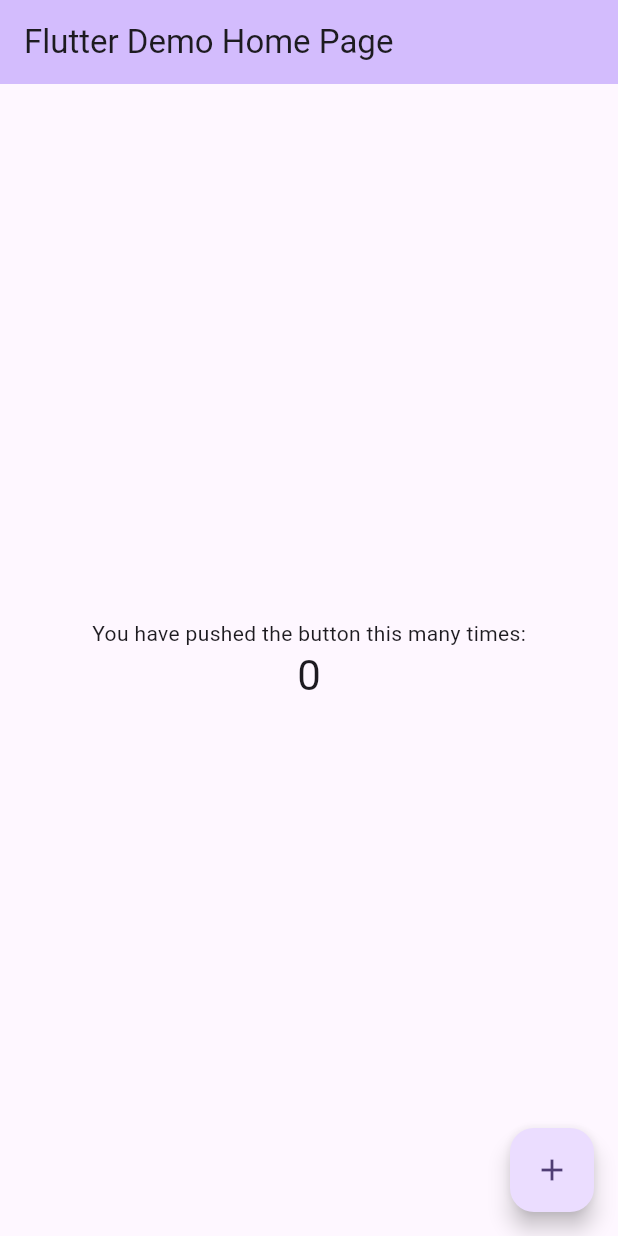
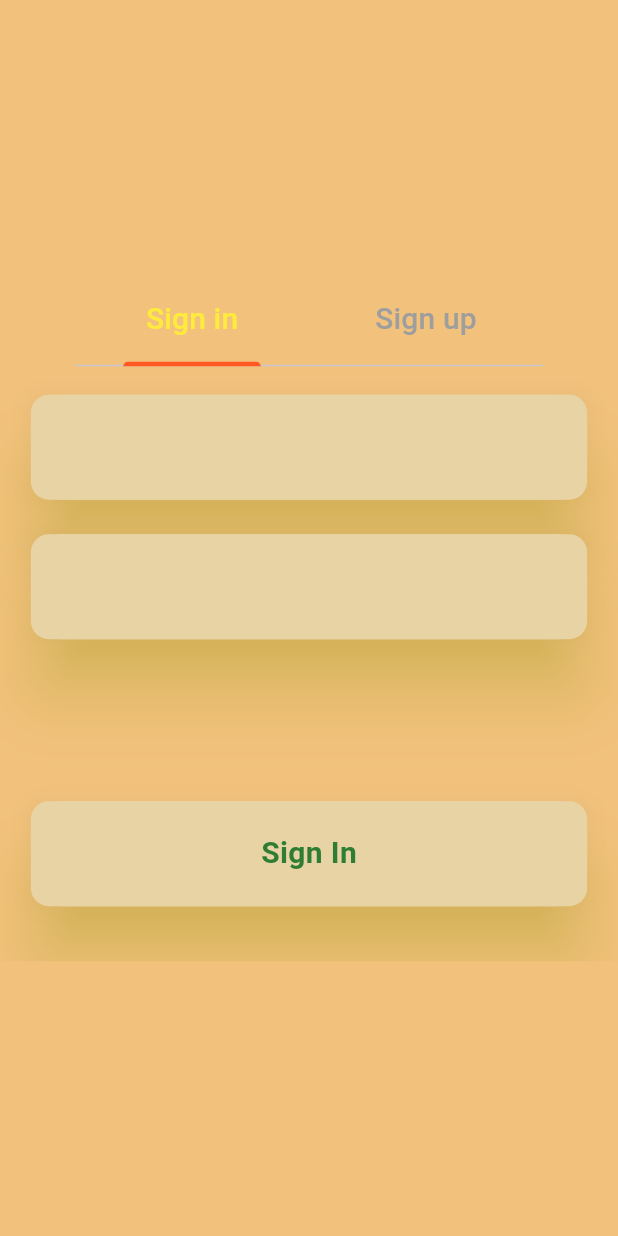
Before and after one commit to idreesmohammed/actual-pizz_lecious, a Flutter app: the screen it shows after launch, on a phone screen of 412 x 824 dp. Run offline on Flutter 3.47's test engine with Material 3 defaults, Android fonts, the phone set to English and light mode, and no system bars; our stand-ins replace firebase_auth, firebase_core, flutter_bloc; accounts and stored records are empty.

Commit message:
arch changes

```diff
--- /dev/null
+++ b/lib/core/user_bloc/user_event.dart
@@ -0,0 +1,17 @@
+abstract class AuthEvent {}
+
+class AuthSignInClickEvent extends AuthEvent {
+  final String email;
+  final String password;
+  AuthSignInClickEvent({required this.email, required this.password});
+}
+
+class AuthSignUpClickEvent extends AuthEvent {
+  final String email;
+  final String password;
+  AuthSignUpClickEvent({required this.email, required this.password});
+}
+
+class AuthLogOutEvent extends AuthEvent {}
+
+class AuthEmptyEvent extends AuthEvent {}
--- /dev/null
+++ b/lib/core/user_bloc/user_state.dart
@@ -0,0 +1,14 @@
+abstract class AuthState {}
+
+class AuthLoadingState extends AuthState {}
+
+class AuthSuccessState extends AuthState {}
+
+class UnAuthenticatedState extends AuthState {}
+
+class AuthEmptyState extends AuthState {}
+
+class AuthErrorState extends AuthState {
+  String errorMessage;
+  AuthErrorState({required this.errorMessage});
+}
--- /dev/null
+++ b/lib/feat/actual_pizzlecious.dart
@@ -0,0 +1,77 @@
+import 'package:flutter/material.dart';
+import 'package:flutter_bloc/flutter_bloc.dart';
+import 'package:pizz_lecious/core/user_bloc/user_bloc.dart';
+import 'package:pizz_lecious/core/user_bloc/user_state.dart';
+import 'package:pizz_lecious/core/user_repository.dart';
+import 'package:pizz_lecious/feat/home/pages/home_landing_page.dart';
+import 'package:pizz_lecious/feat/login_and_signup/pages/login_and_signup_initial_tab.dart';
+
+class Pizzelicious extends StatelessWidget {
+  const Pizzelicious({super.key});
+
+  @override
+  Widget build(BuildContext context) {
+    return RepositoryProvider(
+      create: (context) => UserAuthRepository(),
+      child: const ActualPizzeliciousApp(),
+    );
+  }
+}
+
+class ActualPizzeliciousApp extends StatelessWidget {
+  const ActualPizzeliciousApp({super.key});
+
+  @override
+  Widget build(BuildContext context) {
+    return BlocProvider(
+      create: (context) => AuthBloc(
+          authRepo: RepositoryProvider.of<UserAuthRepository>(context)),
+      child: MaterialApp(
+        locale: const Locale('en', 'us'),
+        title: "Pizza Lecious :-)",
+        debugShowCheckedModeBanner: false,
+        home: BlocConsumer<AuthBloc, AuthState>(
+          listener: (context, state) {
+            if (state is AuthSuccessState) {
+              Navigator.pushReplacement(context,
+                  MaterialPageRoute(builder: (context) => LandingHomepage()));
+            }
+            if (state is AuthErrorState) {
+              ScaffoldMessenger.of(context).showSnackBar(SnackBar(
+                  content: Text(
+                      state.errorMessage.replaceAll('Exception:', 'Error-'))));
+            }
+            if (state is UnAuthenticatedState) {
+              ScaffoldMessenger.of(context).showSnackBar(
+                  const SnackBar(content: Text("Logged out Successfully!")));
+            }
+            if (state is AuthEmptyState) {
+              ScaffoldMessenger.of(context).showSnackBar(const SnackBar(
+                  content: Text("email or password field is empty")));
+            }
+          },
+          builder: (context, state) {
+            if (state is AuthLoadingState) {
+              return const Center(child: CircularProgressIndicator());
+            }
+            if (state is AuthSuccessState) {
+              const LandingHomepage();
+            }
+            if (state is UnAuthenticatedState) {
+              return const LoginSignupLandingpage();
+            }
+            if (state is AuthErrorState) {
+              return const LoginSignupLandingpage();
+            }
+            if (state is AuthEmptyState) {
+              return const LoginSignupLandingpage();
+            } else {
+              print("here");
+              return const SizedBox();
+            }
+          },
+        ),
+      ),
+    );
+  }
+}
--- /dev/null
+++ b/lib/feat/login_and_signup/pages/login_and_signup_initial_tab.dart
@@ -0,0 +1,155 @@
+import 'package:flutter/material.dart';
+import 'package:flutter_bloc/flutter_bloc.dart';
+import 'package:pizz_lecious/core/user_bloc/user_bloc.dart';
+import 'package:pizz_lecious/core/user_bloc/user_event.dart';
+import 'package:pizz_lecious/core/user_repository.dart';
+import 'package:pizz_lecious/feat/login_and_signup/pages/login_page.dart';
+import 'package:pizz_lecious/feat/login_and_signup/pages/signup_page.dart';
+
+class LoginSignupLandingpage extends StatefulWidget {
+  const LoginSignupLandingpage({super.key});
+
+  @override
+  State<LoginSignupLandingpage> createState() => _LoginSignupLandingpageState();
+}
+
+class _LoginSignupLandingpageState extends State<LoginSignupLandingpage>
+    with TickerProviderStateMixin {
+  late AuthBloc bloc;
+  late TabController tabBarController;
+  @override
+  void initState() {
+    tabBarController = TabController(initialIndex: 0, length: 2, vsync: this);
+    bloc = context.read<AuthBloc>();
+    super.initState();
+  }
+
+  @override
+  Widget build(BuildContext context) {
+    return Scaffold(
+        backgroundColor: const Color(0xffF2C27D),
+        body: SingleChildScrollView(
+          child: SizedBox(
+            height: MediaQuery.sizeOf(context).height,
+            child: Column(
+              mainAxisAlignment: MainAxisAlignment.center,
+              children: [
+                Center(
+                  child: SizedBox(
+                    height: MediaQuery.sizeOf(context).height / 1.8,
+                    child: Column(
+                      children: [
+                        Padding(
+                          padding: const EdgeInsets.symmetric(horizontal: 50),
+                          child: TabBar(
+                            indicatorColor: const Color(0xffFF5722),
+                            controller: tabBarController,
+                            unselectedLabelColor: Colors.grey,
+                            labelColor: const Color(0xffFFEB3B),
+                            tabs: const [
+                              Padding(
+                                padding: EdgeInsets.all(15.0),
+                                child: Text("Sign in",
+                                    style: TextStyle(fontSize: 20)),
+                              ),
+                              Padding(
+                                padding: EdgeInsets.all(15.0),
+                                child: Text("Sign up",
+                                    style: TextStyle(fontSize: 20)),
+                              )
+                            ],
+                          ),
+                        ),
+                        BlocProvider(
+                          create: (context) => AuthBloc(
+                              authRepo:
+                                  RepositoryProvider.of<UserAuthRepository>(
+                                      context)),
+                          child: Expanded(
+                              child: TabBarView(
+                            clipBehavior: Clip.antiAlias,
+                            controller: tabBarController,
+                            children: [
+                              SignInPage(bloc: bloc),
+                              SignUpPage(bloc: bloc)
+                            ],
+                          )),
+                        )
+                      ],
+                    ),
+                  ),
+                ),
+              ],
+            ),
+          ),
+        ));
+  }
+
+  buildSignInPage(AuthBloc bloc) {
+    final email = TextEditingController();
+    final password = TextEditingController();
+    return Column(
+      children: [
+        const SizedBox(height: 15),
+        Card(
+          elevation: 20,
+          shadowColor: const Color(0xffFFEB3B).withOpacity(0.8),
+          color: const Color(0xffE8D3A4),
+          child: Container(
+            decoration: BoxDecoration(
+                color: const Color(0xffE8D3A4),
+                borderRadius: BorderRadius.circular(20)),
+            height: 70,
+            width: MediaQuery.sizeOf(context).width * 0.9,
+            child: TextFormField(
+              controller: email,
+              decoration: const InputDecoration(border: InputBorder.none),
+            ),
+          ),
+        ),
+        const SizedBox(height: 15),
+        Card(
+          elevation: 20,
+          shadowColor: const Color(0xffFFEB3B).withOpacity(0.8),
+          color: const Color(0xffE8D3A4),
+          child: Container(
+            decoration: BoxDecoration(
+                color: const Color(0xffE8D3A4),
+                borderRadius: BorderRadius.circular(20)),
+            height: 70,
+            width: MediaQuery.sizeOf(context).width * 0.9,
+            child: TextFormField(
+              controller: password,
+              decoration: const InputDecoration(border: InputBorder.none),
+            ),
+          ),
+        ),
+        const SizedBox(height: 100),
+        InkWell(
+          onTap: () => context.read<AuthBloc>().add(
+              AuthSignInClickEvent(email: email.text, password: password.text)),
+          child: Card(
+            elevation: 20,
+            shadowColor: const Color(0xffFFEB3B).withOpacity(0.8),
+            color: const Color(0xffE8D3A4),
+            child: Container(
+              decoration: BoxDecoration(
+                  color: const Color(0xffE8D3A4),
+                  borderRadius: BorderRadius.circular(20)),
+              height: 70,
+              width: MediaQuery.sizeOf(context).width * 0.9,
+              child: const Center(
+                  child: Text(
+                "Sign In",
+                style: TextStyle(
+                    fontSize: 20,
+                    fontWeight: FontWeight.bold,
+                    color: Color(0xff2E7D32)),
+              )),
+            ),
+          ),
+        )
+      ],
+    );
+  }
+}
--- /dev/null
+++ b/lib/feat/login_and_signup/pages/login_page.dart
@@ -0,0 +1,85 @@
+import 'package:flutter/material.dart';
+import 'package:pizz_lecious/core/user_bloc/user_bloc.dart';
+import 'package:pizz_lecious/core/user_bloc/user_event.dart';
+
+class SignInPage extends StatefulWidget {
+  final AuthBloc bloc;
+  const SignInPage({super.key, required this.bloc});
+
+  @override
+  State<SignInPage> createState() => _SignInPageState();
+}
+
+class _SignInPageState extends State<SignInPage> {
+  final email = TextEditingController();
+  final password = TextEditingController();
+  @override
+  Widget build(BuildContext context) {
+    return Column(
+      children: [
+        const SizedBox(height: 15),
+        Card(
+          elevation: 20,
+          shadowColor: const Color(0xffFFEB3B).withOpacity(0.8),
+          color: const Color(0xffE8D3A4),
+          child: Container(
+            decoration: BoxDecoration(
+                color: const Color(0xffE8D3A4),
+                borderRadius: BorderRadius.circular(20)),
+            height: 70,
+            width: MediaQuery.sizeOf(context).width * 0.9,
+            child: TextFormField(
+              controller: email,
+              decoration: const InputDecoration(border: InputBorder.none),
+            ),
+          ),
+        ),
+        const SizedBox(height: 15),
+        Card(
+          elevation: 20,
+          shadowColor: const Color(0xffFFEB3B).withOpacity(0.8),
+          color: const Color(0xffE8D3A4),
+          child: Container(
+            decoration: BoxDecoration(
+                color: const Color(0xffE8D3A4),
+                borderRadius: BorderRadius.circular(20)),
+            height: 70,
+            width: MediaQuery.sizeOf(context).width * 0.9,
+            child: TextFormField(
+              controller: password,
+              decoration: const InputDecoration(border: InputBorder.none),
+            ),
+          ),
+        ),
+        const SizedBox(height: 100),
+        InkWell(
+          onTap: () =>
+              email.text.toString().isEmpty || password.text.toString().isEmpty
+                  ? widget.bloc.add(AuthEmptyEvent())
+                  : widget.bloc.add(AuthSignInClickEvent(
+                      email: email.text, password: password.text)),
+          child: Card(
+            elevation: 20,
+            shadowColor: const Color(0xffFFEB3B).withOpacity(0.8),
+            color: const Color(0xffE8D3A4),
+            child: Container(
+              decoration: BoxDecoration(
+                  color: const Color(0xffE8D3A4),
+                  borderRadius: BorderRadius.circular(20)),
+              height: 70,
+              width: MediaQuery.sizeOf(context).width * 0.9,
+              child: const Center(
+                  child: Text(
+                "Sign In",
+                style: TextStyle(
+                    fontSize: 20,
+                    fontWeight: FontWeight.bold,
+                    color: Color(0xff2E7D32)),
+              )),
+            ),
+          ),
+        )
+      ],
+    );
+  }
+}
--- a/lib/main.dart
+++ b/lib/main.dart
@@ -1,130 +1,10 @@
 import 'package:firebase_core/firebase_core.dart';
 import 'package:flutter/material.dart';
+import 'package:pizz_lecious/feat/actual_pizzlecious.dart';
 import 'package:pizz_lecious/firebase_options.dart';
 
 void main() async {
   WidgetsFlutterBinding.ensureInitialized();
   await Firebase.initializeApp(options: DefaultFirebaseOptions.currentPlatform);
-
-  runApp(const MyApp());
+  runApp(const Pizzelicious());
 }
-
-class MyApp extends StatelessWidget {
-  const MyApp({super.key});
-
-  // This widget is the root of your application.
-  @override
-  Widget build(BuildContext context) {
-    return MaterialApp(
-      title: 'Flutter Demo',
-      theme: ThemeData(
-        // This is the theme of your application.
-        //
-        // TRY THIS: Try running your application with "flutter run". You'll see
-        // the application has a purple toolbar. Then, without quitting the app,
-        // try changing the seedColor in the colorScheme below to Colors.green
-        // and then invoke "hot reload" (save your changes or press the "hot
-        // reload" button in a Flutter-supported IDE, or press "r" if you used
-        // the command line to start the app).
-        //
-        // Notice that the counter didn't reset back to zero; the application
-        // state is not lost during the reload. To reset the state, use hot
-        // restart instead.
-        //
-        // This works for code too, not just values: Most code changes can be
-        // tested with just a hot reload.
-        colorScheme: ColorScheme.fromSeed(seedColor: Colors.deepPurple),
-        useMaterial3: true,
-      ),
-      home: const MyHomePage(title: 'Flutter Demo Home Page'),
-    );
-  }
-}
-
-class MyHomePage extends StatefulWidget {
-  const MyHomePage({super.key, required this.title});
-
-  // This widget is the home page of your application. It is stateful, meaning
-  // that it has a State object (defined below) that contains fields that affect
-  // how it looks.
-
-  // This class is the configuration for the state. It holds the values (in this
-  // case the title) provided by the parent (in this case the App widget) and
-  // used by the build method of the State. Fields in a Widget subclass are
-  // always marked "final".
-
-  final String title;
-
-  @override
-  State<MyHomePage> createState() => _MyHomePageState();
-}
-
-class _MyHomePageState extends State<MyHomePage> {
-  int _counter = 0;
-
-  void _incrementCounter() {
-    setState(() {
-      // This call to setState tells the Flutter framework that something has
-      // changed in this State, which causes it to rerun the build method below
-      // so that the display can reflect the updated values. If we changed
-      // _counter without calling setState(), then the build method would not be
-      // called again, and so nothing would appear to happen.
-      _counter++;
-    });
-  }
-
-  @override
-  Widget build(BuildContext context) {
-    // This method is rerun every time setState is called, for instance as done
-    // by the _incrementCounter method above.
-    //
-    // The Flutter framework has been optimized to make rerunning build methods
-    // fast, so that you can just rebuild anything that needs updating rather
-    // than having to individually change instances of widgets.
-    return Scaffold(
-      appBar: AppBar(
-        // TRY THIS: Try changing the color here to a specific color (to
-        // Colors.amber, perhaps?) and trigger a hot reload to see the AppBar
-        // change color while the other colors stay the same.
-        backgroundColor: Theme.of(context).colorScheme.inversePrimary,
-        // Here we take the value from the MyHomePage object that was created by
-        // the App.build method, and use it to set our appbar title.
-        title: Text(widget.title),
-      ),
-      body: Center(
-        // Center is a layout widget. It takes a single child and positions it
-        // in the middle of the parent.
-        child: Column(
-          // Column is also a layout widget. It takes a list of children and
-          // arranges them vertically. By default, it sizes itself to fit its
-          // children horizontally, and tries to be as tall as its parent.
-          //
-          // Column has various properties to control how it sizes itself and
-          // how it positions its children. Here we use mainAxisAlignment to
-          // center the children vertically; the main axis here is the vertical
-          // axis because Columns are vertical (the cross axis would be
-          // horizontal).
-          //
-          // TRY THIS: Invoke "debug painting" (choose the "Toggle Debug Paint"
-          // action in the IDE, or press "p" in the console), to see the
-          // wireframe for each widget.
-          mainAxisAlignment: MainAxisAlignment.center,
-          children: <Widget>[
-            const Text(
-              'You have pushed the button this many times:',
-            ),
-            Text(
-              '$_counter',
-              style: Theme.of(context).textTheme.headlineMedium,
-            ),
-          ],
-        ),
-      ),
-      floatingActionButton: FloatingActionButton(
-        onPressed: _incrementCounter,
-        tooltip: 'Increment',
-        child: const Icon(Icons.add),
-      ), // This trailing comma makes auto-formatting nicer for build methods.
-    );
-  }
-}
```
Also changed, not shown: lib/core/user_bloc/user_bloc.dart (added, +43 -0 lines), lib/core/user_repository.dart (added, +54 -0 lines), lib/feat/home/pages/home_landing_page.dart (added, +15 -0 lines), lib/feat/login_and_signup/pages/signup_page.dart (added, +101 -0 lines), 1 other file.
